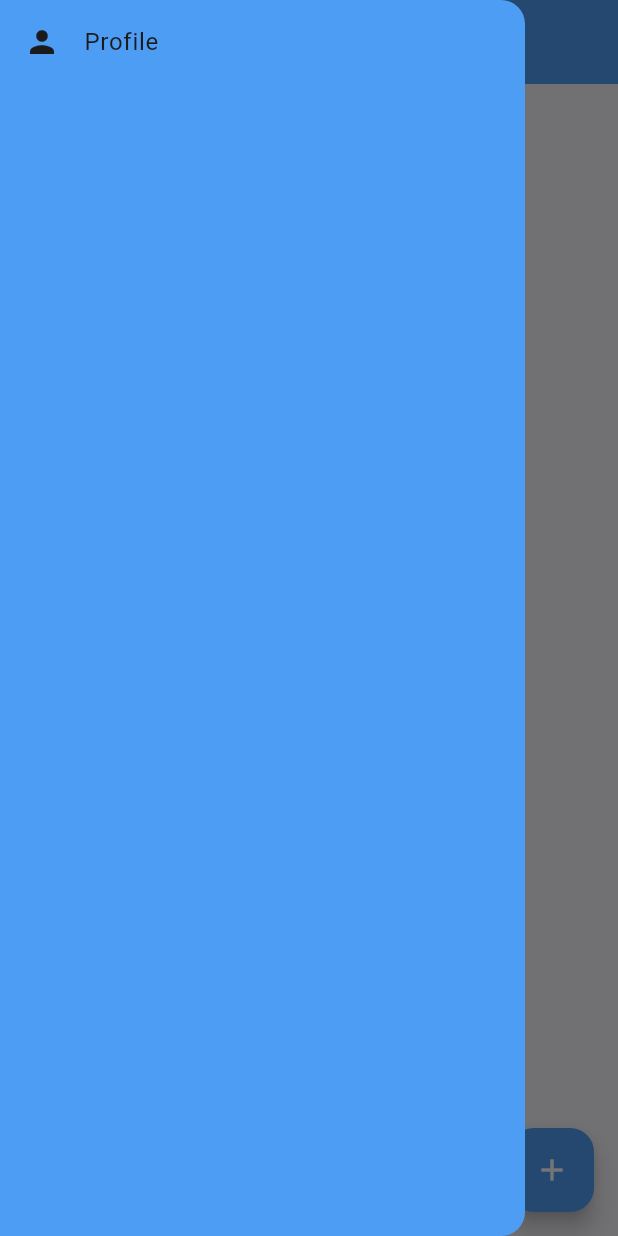
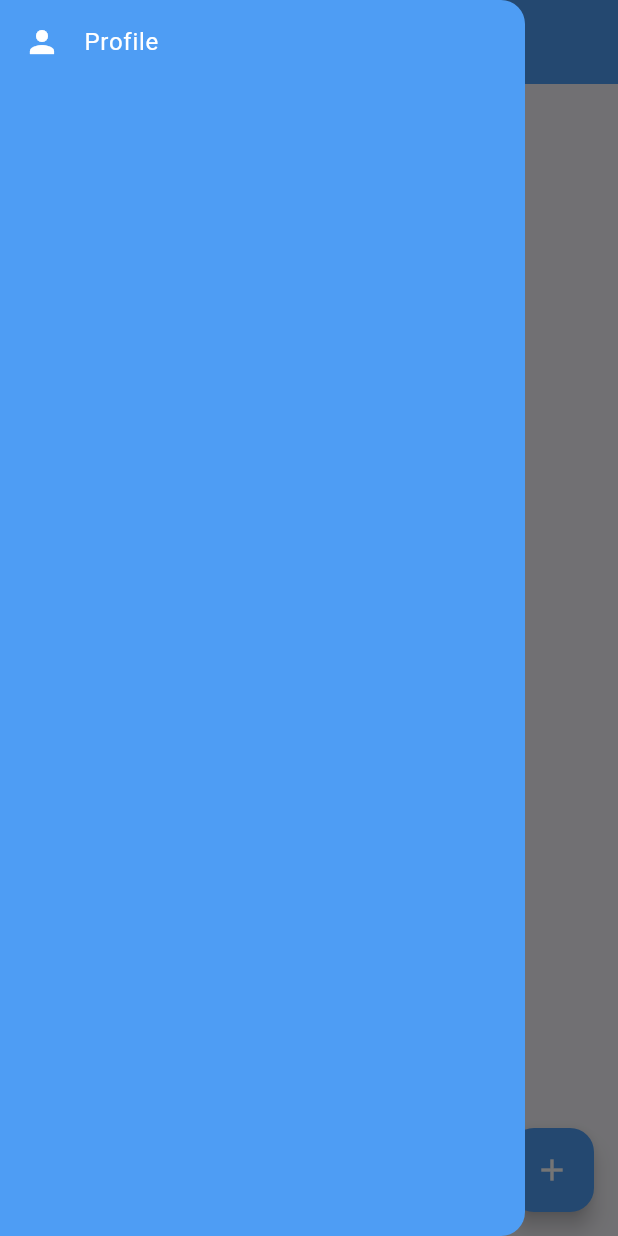
Before and after one commit to amirabroun/chat-app, a Flutter app: the ChatListScreen screen opened directly with empty values, with the side drawer open, on a phone screen of 412 x 824 dp. Run offline on Flutter 3.47's test engine with Material 3 defaults, Android fonts, the phone set to English and light mode, and no system bars; our stand-ins replace cloud_firestore, firebase_auth, firebase_core; accounts and stored records are empty.

Commit message:
Improve UI

```diff
--- a/lib/screens/chat_list_screen.dart
+++ b/lib/screens/chat_list_screen.dart
@@ -10,6 +10,7 @@ import 'package:chat_app/components/my_button.dart';
 
 class ChatListScreen extends StatefulWidget {
   final String currentUserId;
+
   const ChatListScreen({super.key, required this.currentUserId});
 
   @override
@@ -29,7 +30,10 @@ class _ChatListScreenState extends State<ChatListScreen> {
   @override
   Widget build(BuildContext context) {
     return Scaffold(
-      appBar: AppBar(backgroundColor: Theme.of(context).colorScheme.primary),
+      appBar: AppBar(
+        backgroundColor: Theme.of(context).colorScheme.primary,
+        iconTheme: IconThemeData(color: Colors.white),
+      ),
       body: _buildChatList(),
       drawer: _buildDrawer(),
       floatingActionButton: FloatingActionButton(
@@ -73,13 +77,15 @@ class _ChatListScreenState extends State<ChatListScreen> {
     return Drawer(
       width: 350,
       backgroundColor: Theme.of(context).colorScheme.secondary,
+      child: SafeArea(
         child: ListTile(
-        leading: const Icon(Icons.person),
-        title: const Text('Profile'),
+          leading: const Icon(Icons.person, color: Colors.white),
+          title: const Text('Profile', style: TextStyle(color: Colors.white)),
           onTap:
               () => Navigator.push(
                 context,
                 MaterialPageRoute(builder: (context) => const ProfileScreen()),
+              ),
         ),
       ),
     );
@@ -91,12 +97,14 @@ class _ChatListScreenState extends State<ChatListScreen> {
       builder:
           (_) => Padding(
             padding: const EdgeInsets.all(24),
+            child: SafeArea(
               child: Row(
                 mainAxisAlignment: MainAxisAlignment.spaceEvenly,
                 children: [
                   _actionButton(Icons.group, 'ساخت گروه', true),
                   _actionButton(Icons.person, 'ارسال پیام', false),
                 ],
+              ),
             ),
           ),
     );
@@ -119,6 +127,7 @@ class _ChatListScreenState extends State<ChatListScreen> {
     Navigator.pop(context);
     showModalBottomSheet(
       context: context,
+      useSafeArea: true,
       isScrollControlled: true,
       builder:
           (_) => Padding(
```
Also changed, not shown: lib/screens/chat_screen.dart (+19 -9 lines), pubspec.lock. Lines whose indentation alone changed are shown as unchanged.
